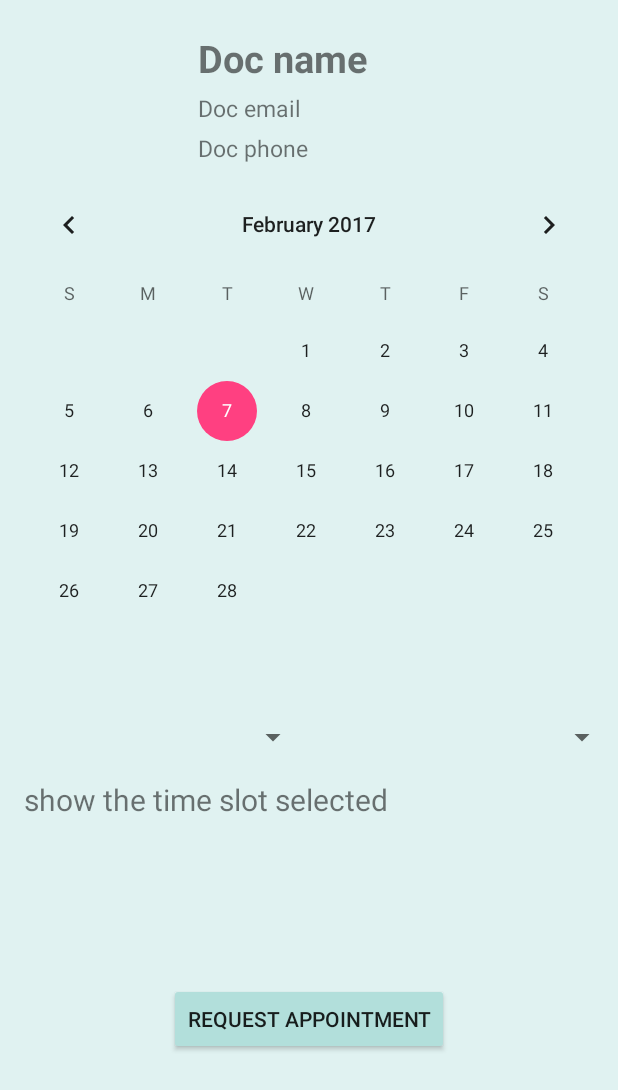
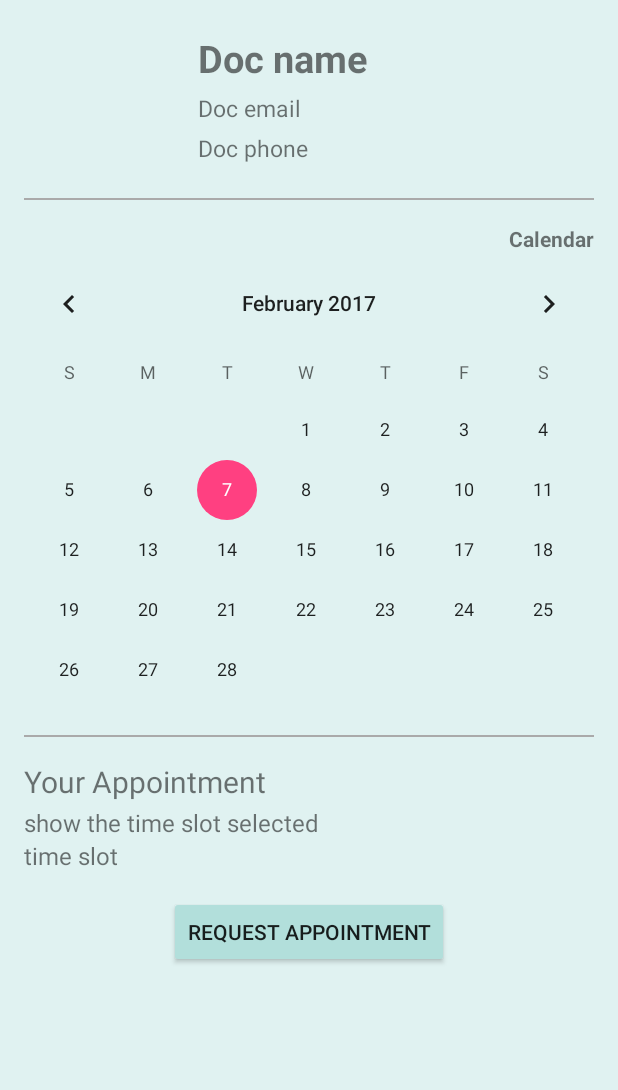
Before and after one commit to liguanzhu92/Medictto, an Android app: the layout fragment_make_appointment.xml on its own in the app's theme, with its tools: preview values and no code run, on a phone screen of 412 x 824 dp. Shown: the top 1090 px of the screen. Run offline under Robolectric (Android 15) with nearby library versions, the light colour scheme and no system bars.

Commit message:
appointment request finish

```diff
--- a/app/src/main/res/layout/fragment_make_appointment.xml
+++ b/app/src/main/res/layout/fragment_make_appointment.xml
@@ -57,13 +57,26 @@
                                 android:text="Doc phone"
                                 android:id="@+id/doctor_phone"/>
                     </LinearLayout>
-
                 </LinearLayout>
+                <LinearLayout android:layout_width="match_parent" android:layout_height="wrap_content">
+                    <View
+                            android:layout_margin="@dimen/activity_vertical_margin"
+                            android:background="@android:color/darker_gray"
+                            android:layout_width="match_parent" android:layout_height="1dp"/>
+                </LinearLayout>
+                <TextView
+                        android:clickable="true"
+                        android:layout_marginRight="@dimen/activity_horizontal_margin"
+                        android:textStyle="bold"
+                        android:layout_gravity="end"
+                        android:id="@+id/make_appointment_show_calendar"
+                        android:text="Calendar"
+                        android:layout_width="wrap_content" android:layout_height="wrap_content"/>
                 <CalendarView
                         android:id="@+id/make_appointment_calendar"
                         android:minDate="01/01/2017"
                         android:maxDate="12/31/2017"
-                        android:layout_width="match_parent" android:layout_height="wrap_content"/>
+                        android:layout_width="match_parent" android:layout_height="300dp"/>
 
                 <!-- Booking time slots for which timings are available/booked-->
                 <HorizontalScrollView
@@ -75,39 +88,39 @@
                         android:layout_marginRight="@dimen/activity_horizontal_margin">
                 </HorizontalScrollView>
 
-                <LinearLayout
-                        android:layout_width="match_parent"
-                        android:layout_height="wrap_content"
-                        android:layout_marginTop="20dp">
-
-                    <Spinner
-                            android:id="@+id/spinner_start_time"
-                            android:layout_width="match_parent"
-                            android:layout_height="wrap_content"
-                            android:layout_gravity="center"
-                            android:layout_weight="1"
-                            android:popupBackground="@android:color/transparent"
-                            android:textSize="20sp" />
-
-                    <Spinner
-                            android:id="@+id/spinner_end_time"
-                            android:layout_width="match_parent"
-                            android:layout_height="wrap_content"
-                            android:layout_gravity="center"
-                            android:layout_weight="1"
-                            android:popupBackground="@android:color/transparent"
-                            android:textSize="20sp" />
+                <LinearLayout android:layout_width="match_parent" android:layout_height="wrap_content">
+                    <View
+                            android:layout_margin="@dimen/activity_vertical_margin"
+                            android:background="@android:color/darker_gray"
+                            android:layout_width="match_parent" android:layout_height="1dp"/>
                 </LinearLayout>
 
                 <TextView
+                        android:layout_marginLeft="@dimen/activity_horizontal_margin"
+                        android:layout_marginRight="@dimen/activity_horizontal_margin"
+                        android:layout_width="match_parent"
+                        android:layout_height="30dp"
+                        android:text="Your Appointment"
+                        android:textSize="20sp" />
+                <TextView
+                        android:layout_marginLeft="@dimen/activity_horizontal_margin"
+                        android:layout_marginRight="@dimen/activity_horizontal_margin"
                         android:id="@+id/apptmnt_text"
                         android:layout_width="match_parent"
-                        android:layout_height="120dp"
-                        android:layout_margin="@dimen/activity_horizontal_margin"
+                        android:layout_height="22dp"
                         android:text="show the time slot selected"
-                        android:textSize="20sp" />
+                        android:textSize="16sp" />
+                <TextView
+                        android:layout_marginLeft="@dimen/activity_horizontal_margin"
+                        android:layout_marginRight="@dimen/activity_horizontal_margin"
+                        android:id="@+id/apptmnt_time_slot"
+                        android:layout_width="match_parent"
+                        android:layout_height="22dp"
+                        android:text="time slot"
+                        android:textSize="16sp" />
             </LinearLayout>
             <Button
+                    android:layout_margin="@dimen/activity_vertical_margin"
                     android:id="@+id/req_apptmnt_button"
                     android:layout_width="wrap_content"
                     android:layout_height="wrap_content"
```
Also changed, not shown: app/src/main/java/com/svs/myprojects/mymedicalrecords/patientrecord/makereservation/FragmentMakeAppointment.java (+95 -66 lines), app/src/main/res/values/arrays.xml (+15 -30 lines).
